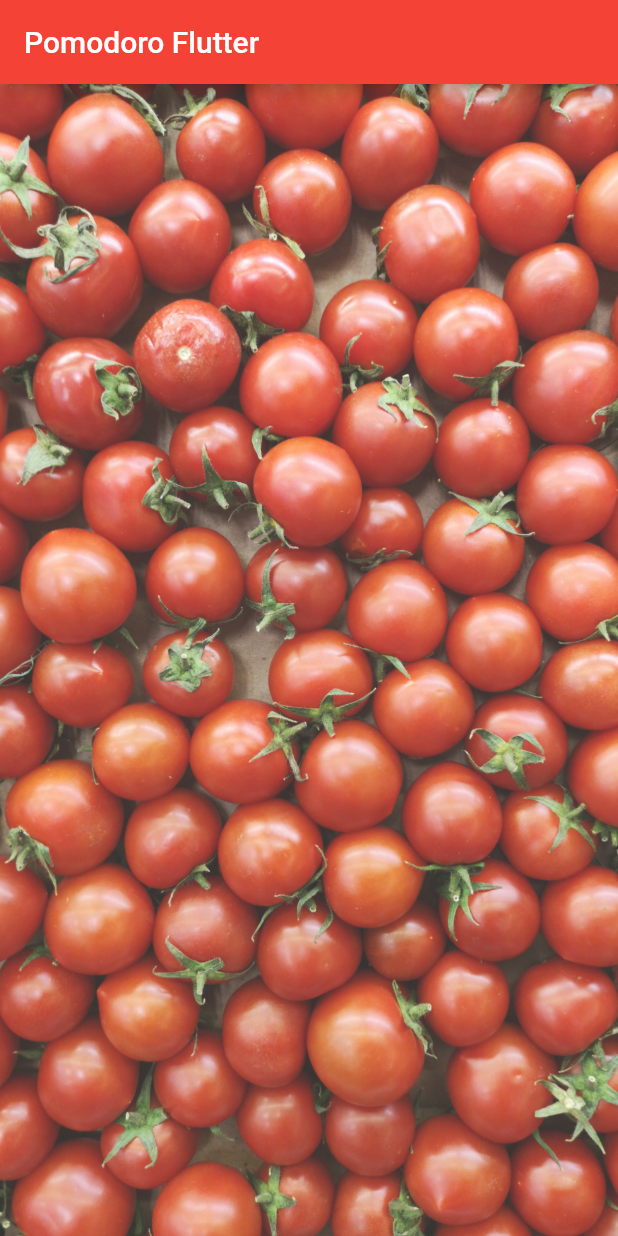
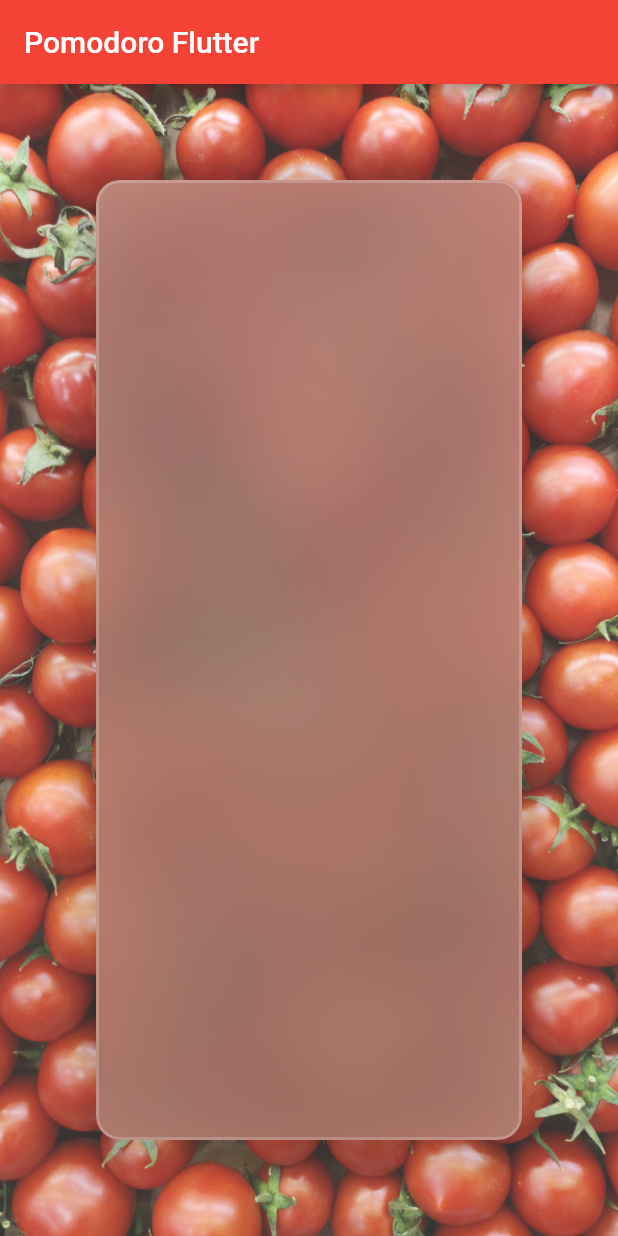
Before and after one commit to Keyband/pomodoro_flutter, a Flutter app: the screen it shows after launch, on a phone screen of 412 x 824 dp. Run offline on Flutter 3.47's test engine with Material 2 defaults, Android fonts, the phone set to English and light mode, and no system bars.

Commit message:
Made a prototype for the glasspanel

```diff
--- a/lib/main.dart
+++ b/lib/main.dart
@@ -1,6 +1,8 @@
 // Don't forget to credit the icon: https://www.flaticon.com/free-icon/tomato_1412511?related_item_id=1413626&term=tomato
 // BG image: https://www.pexels.com/photo/red-tomatoes-on-board-2899682/
 // Link teaching some things about the glassmorphism: https://www.youtube.com/watch?v=mCyVx2rwd-U
+import 'dart:ui';
+
 import 'package:flutter/material.dart';
 
 void main() => runApp(MyApp());
@@ -52,7 +54,33 @@ class _MyHomePageState extends State<MyHomePage> {
                   image: AssetImage('assets/images/bg.jpg'),
                   fit: BoxFit.cover)),
         ),
-        Container(color: Colors.white.withOpacity(0.2))
+        Container(color: Colors.white.withOpacity(0.2)),
+        Container(
+          margin: EdgeInsets.all(64),
+          decoration: BoxDecoration(boxShadow: [
+            BoxShadow(
+                blurRadius: 24,
+                spreadRadius: 8,
+                color: Colors.black.withOpacity(0.2))
+          ]),
+          child: Center(
+            child: ClipRRect(
+              borderRadius: BorderRadius.circular(16),
+              child: BackdropFilter(
+                filter: ImageFilter.blur(sigmaX: 32, sigmaY: 32),
+                child: Container(
+                  width: double.infinity,
+                  height: double.infinity,
+                  decoration: BoxDecoration(
+                      color: Colors.white.withOpacity(0.2),
+                      borderRadius: BorderRadius.circular(16),
+                      border: Border.all(
+                          width: 2, color: Colors.white.withOpacity(0.2))),
+                ),
+              ),
+            ),
+          ),
+        ),
       ]),
     );
   }
```
